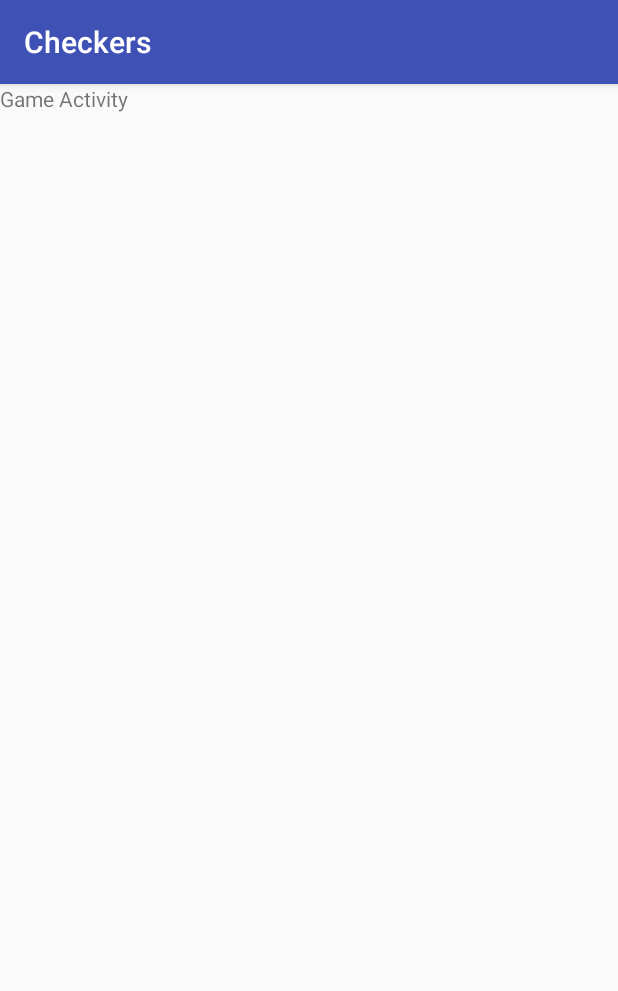
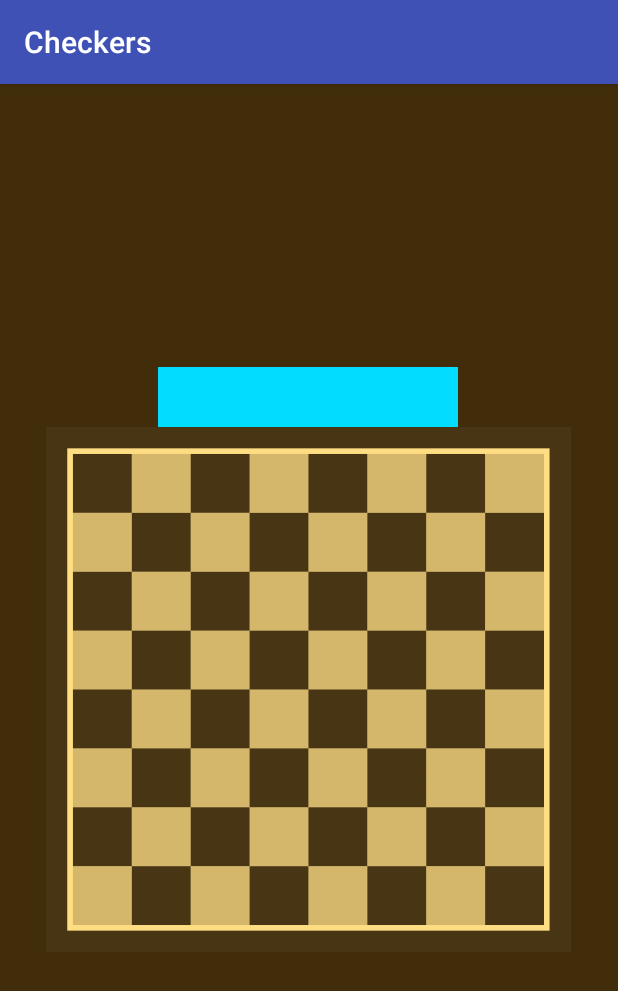
Before and after one commit to JosephGormley/Checkers, an Android app: the GameActivity screen opened directly, with no data from a screen before it, on a phone screen of 412 x 824 dp. Shown: the top 991 px of the screen. Run offline under Robolectric (Android 15) with nearby library versions, the phone set to English and light mode, and no system bars; 3 statements that could not run were skipped.

Commit message:
GameActivity visual
Added layout for game activity
Added board image

```diff
--- a/app/src/main/res/layout/activity_game.xml
+++ b/app/src/main/res/layout/activity_game.xml
@@ -6,14 +6,36 @@
     android:layout_height="match_parent"
     tools:context="com.example.joegormley.checkers.GameActivity">
 
-    <LinearLayout
+    <RelativeLayout
+        android:layout_width="match_parent"
         android:layout_height="match_parent"
-        android:layout_width="match_parent" >
+        android:background="@color/colorAccent">
 
-        <TextView
+        <LinearLayout
+            android:layout_width="wrap_content"
             android:layout_height="wrap_content"
-            android:layout_width="wrap_content"
-            android:text="Game Activity" />
+            android:layout_centerInParent="true"
+            android:orientation="vertical" >
+
+
+        <!-- Player's turn -->
+        <ImageView
+            android:layout_width="200dp"
+            android:layout_height="40dp"
+            android:layout_gravity="center"
+            android:background="@android:color/holo_blue_bright" />
+
+        <!-- Checker's board -->
+        <ImageView
+            android:layout_width="350dp"
+            android:layout_height="350dp"
+            android:layout_gravity="center"
+            android:background="@drawable/board" />
+
+        <!-- Button's regarding gameplay -->
+
     </LinearLayout>
 
+    </RelativeLayout>
+
 </android.support.constraint.ConstraintLayout>
```
Also changed, not shown: app/src/main/java/com/example/joegormley/checkers/MainActivity.java (+9 -8 lines), app/src/main/res/layout/activity_main.xml (+11 -12 lines), app/src/main/res/drawable/board.png (added), app/src/main/res/drawable/menu_continue_transparent.png (deleted), app/src/main/res/drawable/menu_new.png (renamed from app/src/main/res/drawable/menu_new_game.png).
